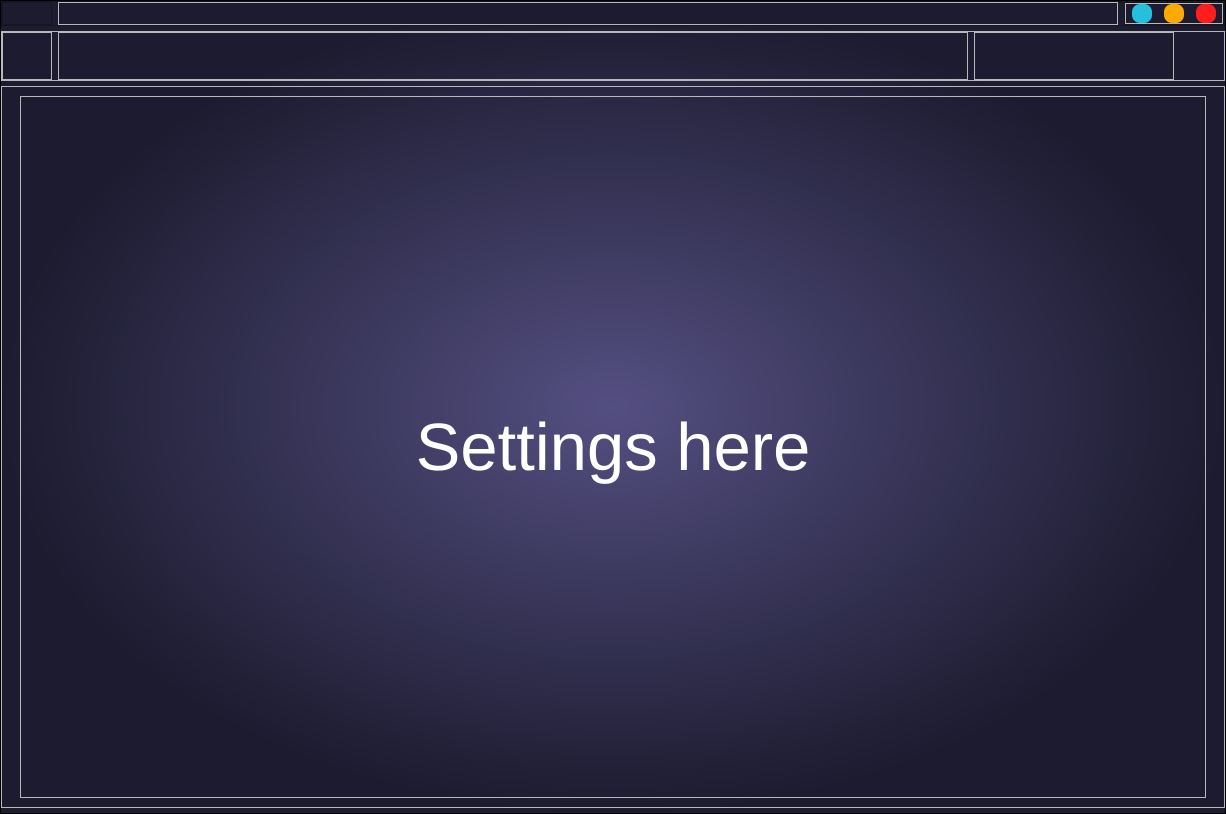
Old version of the form AVA Files/icons/AVA.ui in the repository Saaaaaad3/AVA.
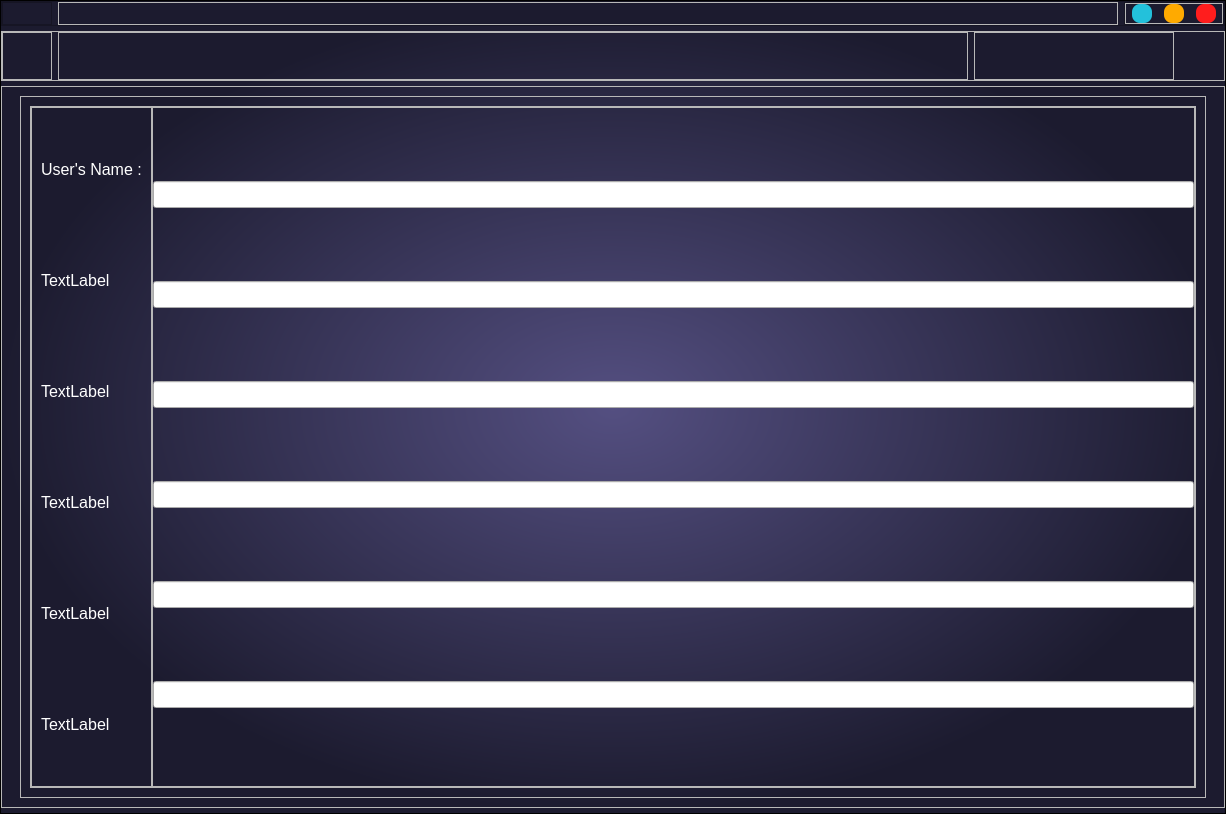
New version of the form. The open tabs and pages were chosen to show the change. Icons and pictures are not drawn.

Commit message: -Added GuiConnect.py -Gui connect controls the working of typed input

What changed in the file:
```diff
--- a/AVA Files/icons/AVA.ui
+++ b/AVA Files/icons/AVA.ui
@@ -1266,21 +1266,30 @@
                 </property>
                 <layout class="QHBoxLayout" name="horizontalLayout_10">
                  <item>
-                  <widget class="QLabel" name="label_4">
-                   <property name="font">
-                    <font>
-                     <pointsize>50</pointsize>
-                    </font>
+                  <widget class="QFrame" name="frame_11">
+                   <property name="frameShape">
+                    <enum>QFrame::StyledPanel</enum>
                    </property>
                    <property name="styleSheet">
                     <string notr="true">color : white</string>
                    </property>
-                   <property name="text">
-                    <string>Command List Here</string>
-                   </property>
-                   <property name="alignment">
-                    <set>Qt::AlignCenter</set>
-                   </property>
+                   <layout class="QVBoxLayout" name="verticalLayout_11">
+                    <item>
+                     <widget class="QFrame" name="frame_12">
+                      <property name="frameShape">
+                       <enum>QFrame::StyledPanel</enum>
+                      </property>
+                      <property name="frameShadow">
+                       <enum>QFrame::Raised</enum>
+                      </property>
+                      <layout class="QVBoxLayout" name="verticalLayout_12">
+                       <item>
+                        <widget class="QTableView" name="tableView"/>
+                       </item>
+                      </layout>
+                     </widget>
+                    </item>
+                   </layout>
                   </widget>
                  </item>
                 </layout>
@@ -1300,21 +1309,231 @@
                 </property>
                 <layout class="QHBoxLayout" name="horizontalLayout_14">
                  <item>
-                  <widget class="QLabel" name="label_5">
-                   <property name="font">
-                    <font>
-                     <pointsize>50</pointsize>
-                    </font>
+                  <widget class="QFrame" name="frame_13">
+                   <property name="frameShape">
+                    <enum>QFrame::StyledPanel</enum>
                    </property>
-                   <property name="styleSheet">
-                    <string notr="true">color : white</string>
+                   <property name="frameShadow">
+                    <enum>QFrame::Raised</enum>
                    </property>
-                   <property name="text">
-                    <string>Settings here</string>
-                   </property>
-                   <property name="alignment">
-                    <set>Qt::AlignCenter</set>
-                   </property>
+                   <layout class="QHBoxLayout" name="horizontalLayout_17">
+                    <property name="spacing">
+                     <number>0</number>
+                    </property>
+                    <property name="leftMargin">
+                     <number>0</number>
+                    </property>
+                    <property name="topMargin">
+                     <number>0</number>
+                    </property>
+                    <property name="rightMargin">
+                     <number>0</number>
+                    </property>
+                    <property name="bottomMargin">
+                     <number>0</number>
+                    </property>
+                    <item>
+                     <widget class="QFrame" name="frame_14">
+                      <property name="frameShape">
+                       <enum>QFrame::StyledPanel</enum>
+                      </property>
+                      <property name="frameShadow">
+                       <enum>QFrame::Raised</enum>
+                      </property>
+                      <layout class="QVBoxLayout" name="verticalLayout_13">
+                       <item>
+                        <widget class="QLabel" name="label_4">
+                         <property name="font">
+                          <font>
+                           <pointsize>12</pointsize>
+                          </font>
+                         </property>
+                         <property name="styleSheet">
+                          <string notr="true">color:white</string>
+                         </property>
+                         <property name="text">
+                          <string>User's Name :</string>
+                         </property>
+                        </widget>
+                       </item>
+                       <item>
+                        <widget class="QLabel" name="label_5">
+                         <property name="font">
+                          <font>
+                           <pointsize>12</pointsize>
+                          </font>
+                         </property>
+                         <property name="styleSheet">
+                          <string notr="true">color:white</string>
+                         </property>
+                         <property name="text">
+                          <string>TextLabel</string>
+                         </property>
+                        </widget>
+                       </item>
+                       <item>
+                        <widget class="QLabel" name="label_7">
+                         <property name="font">
+                          <font>
+                           <pointsize>12</pointsize>
+                          </font>
+                         </property>
+                         <property name="styleSheet">
+                          <string notr="true">color:white</string>
+                         </property>
+                         <property name="text">
+                          <string>TextLabel</string>
+                         </property>
+                        </widget>
+                       </item>
+                       <item>
+                        <widget class="QLabel" name="label_8">
+                         <property name="font">
+                          <font>
+                           <pointsize>12</pointsize>
+                          </font>
+                         </property>
+                         <property name="styleSheet">
+                          <string notr="true">color:white</string>
+                         </property>
+                         <property name="text">
+                          <string>TextLabel</string>
+                         </property>
+                        </widget>
+                       </item>
+                       <item>
+                        <widget class="QLabel" name="label_9">
+                         <property name="font">
+                          <font>
+                           <pointsize>12</pointsize>
+                          </font>
+                         </property>
+                         <property name="styleSheet">
+                          <string notr="true">color:white</string>
+                         </property>
+                         <property name="text">
+                          <string>TextLabel</string>
+                         </property>
+                        </widget>
+                       </item>
+                       <item>
+                        <widget class="QLabel" name="label_10">
+                         <property name="font">
+                          <font>
+                           <pointsize>12</pointsize>
+                          </font>
+                         </property>
+                         <property name="styleSheet">
+                          <string notr="true">color:white</string>
+                         </property>
+                         <property name="text">
+                          <string>TextLabel</string>
+                         </property>
+                        </widget>
+                       </item>
+                      </layout>
+                     </widget>
+                    </item>
+                    <item>
+                     <widget class="QFrame" name="frame_15">
+                      <property name="frameShape">
+                       <enum>QFrame::StyledPanel</enum>
+                      </property>
+                      <property name="frameShadow">
+                       <enum>QFrame::Raised</enum>
+                      </property>
+                      <layout class="QVBoxLayout" name="verticalLayout_14">
+                       <property name="spacing">
+                        <number>0</number>
+                       </property>
+                       <property name="leftMargin">
+                        <number>0</number>
+                       </property>
+                       <property name="topMargin">
+                        <number>0</number>
+                       </property>
+                       <property name="rightMargin">
+                        <number>0</number>
+                       </property>
+                       <property name="bottomMargin">
+                        <number>0</number>
+                       </property>
+                       <item>
+                        <widget class="QLineEdit" name="lineEdit_2">
+                         <property name="font">
+                          <font>
+                           <pointsize>12</pointsize>
+                          </font>
+                         </property>
+                         <property name="alignment">
+                          <set>Qt::AlignLeading|Qt::AlignLeft|Qt::AlignVCenter</set>
+                         </property>
+                        </widget>
+                       </item>
+                       <item>
+                        <widget class="QLineEdit" name="lineEdit_3">
+                         <property name="font">
+                          <font>
+                           <pointsize>12</pointsize>
+                          </font>
+                         </property>
+                         <property name="alignment">
+                          <set>Qt::AlignLeading|Qt::AlignLeft|Qt::AlignVCenter</set>
+                         </property>
+                        </widget>
+                       </item>
+                       <item>
+                        <widget class="QLineEdit" name="lineEdit_4">
+                         <property name="font">
+                          <font>
+                           <pointsize>12</pointsize>
+                          </font>
+                         </property>
+                         <property name="alignment">
+                          <set>Qt::AlignLeading|Qt::AlignLeft|Qt::AlignVCenter</set>
+                         </property>
+                        </widget>
+                       </item>
+                       <item>
+                        <widget class="QLineEdit" name="lineEdit_5">
+                         <property name="font">
+                          <font>
+                           <pointsize>12</pointsize>
+                          </font>
+                         </property>
+                         <property name="alignment">
+                          <set>Qt::AlignLeading|Qt::AlignLeft|Qt::AlignVCenter</set>
+                         </property>
+                        </widget>
+                       </item>
+                       <item>
+                        <widget class="QLineEdit" name="lineEdit_6">
+                         <property name="font">
+                          <font>
+                           <pointsize>12</pointsize>
+                          </font>
+                         </property>
+                         <property name="alignment">
+                          <set>Qt::AlignLeading|Qt::AlignLeft|Qt::AlignVCenter</set>
+                         </property>
+                        </widget>
+                       </item>
+                       <item>
+                        <widget class="QLineEdit" name="lineEdit_7">
+                         <property name="font">
+                          <font>
+                           <pointsize>12</pointsize>
+                          </font>
+                         </property>
+                         <property name="alignment">
+                          <set>Qt::AlignLeading|Qt::AlignLeft|Qt::AlignVCenter</set>
+                         </property>
+                        </widget>
+                       </item>
+                      </layout>
+                     </widget>
+                    </item>
+                   </layout>
                   </widget>
                  </item>
                 </layout>
```
Left out of the diff: 6 changed lines with no effect on the pictures. The commit also changes 4 other files.
